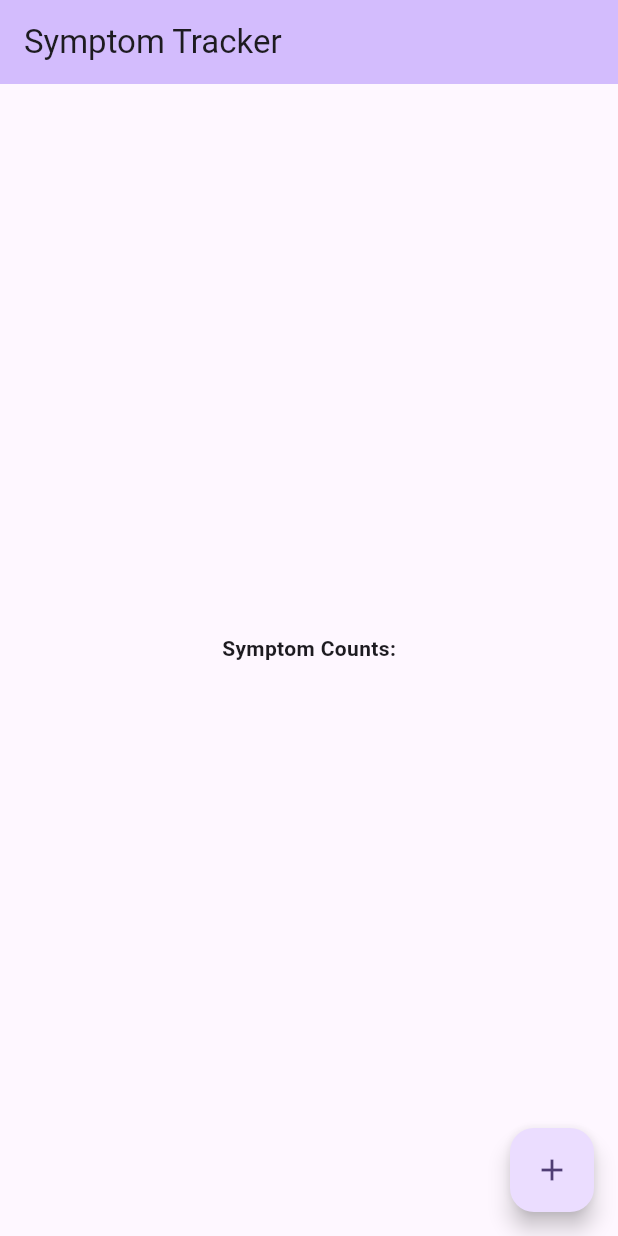
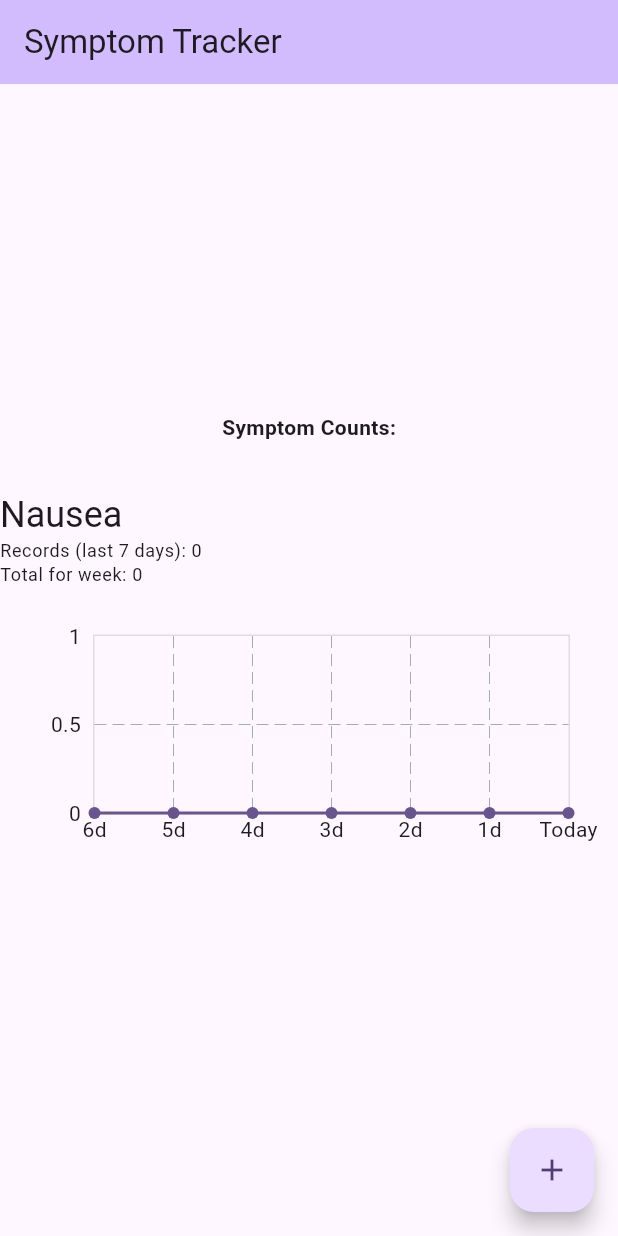
Before and after one commit to uberthought/symptom_tracker, a Flutter app: the screen it shows after launch, on a phone screen of 412 x 824 dp. Run offline on Flutter 3.47's test engine with Material 3 defaults, Android fonts, the phone set to English and light mode, and no system bars; our stand-ins replace shared_preferences.

Commit message:
Add SymptomGraphsWidget to display symptom trends and update home page

```diff
--- a/lib/home_page.dart
+++ b/lib/home_page.dart
@@ -2,6 +2,7 @@ import 'package:flutter/material.dart';
 import 'package:symptom_tracker/main.dart';
 import 'package:symptom_tracker/symptom_record.dart';
 import 'package:symptom_tracker/symptom_stats_widget.dart';
+import 'package:symptom_tracker/symptom_graphs_widget.dart';
 
 class MyHomePage extends StatefulWidget {
   const MyHomePage({super.key, required this.title});
@@ -54,6 +55,8 @@ class _MyHomePageState extends State<MyHomePage> {
             const Text('Symptom Counts:', style: TextStyle(fontWeight: FontWeight.bold)),
             const SizedBox(height: 16),
             SymptomStatsWidget(symptomState: symptomState),
+            const SizedBox(height: 16),
+            SymptomGraphsWidget(symptomState: symptomState, symptom: 'Nausea'),
           ],
         ),
       ),
--- /dev/null
+++ b/lib/symptom_graphs_widget.dart
@@ -0,0 +1,88 @@
+import 'package:fl_chart/fl_chart.dart';
+import 'package:flutter/material.dart';
+import 'package:symptom_tracker/symptom_state.dart';
+
+class SymptomGraphsWidget extends StatelessWidget {
+  const SymptomGraphsWidget({super.key, required this.symptomState, required this.symptom});
+
+  final SymptomState symptomState;
+  final String symptom;
+
+  @override
+  Widget build(BuildContext context) {
+    final now = DateTime.now();
+    final symptomRecords = symptomState.symptomRecords;
+
+    // Create a map for daily counts
+    Map<int, int> dailyCounts = {};
+    for (var record in symptomRecords.where((r) => r.symptom == symptom)) {
+      final diffDay = now.difference(DateTime(record.timestamp.year, record.timestamp.month, record.timestamp.day)).inDays;
+      dailyCounts.update(diffDay, (value) => value + 1, ifAbsent: () => 1);
+    }
+
+    // Create spots for the last 7 days (6 days ago to today), filling with 0 if no data
+    List<FlSpot> spots = [];
+    for (int day = 6; day >= 0; day--) {
+      final count = dailyCounts[day] ?? 0;
+      spots.add(FlSpot((6 - day).toDouble(), count.toDouble()));
+    }
+
+    return Column(
+      crossAxisAlignment: CrossAxisAlignment.start,
+      children: [
+        Text(symptom, style: Theme.of(context).textTheme.headlineSmall),
+        Text(
+          'Records (last 7 days): ${symptomRecords.where((r) => r.symptom == symptom && now.difference(DateTime(r.timestamp.year, r.timestamp.month, r.timestamp.day)).inDays < 7).length}',
+          style: Theme.of(context).textTheme.bodySmall,
+        ),
+        Text('Total for week: ${spots.map((s) => s.y).reduce((a, b) => a + b).toInt()}', style: Theme.of(context).textTheme.bodySmall),
+        Padding(
+          padding: const EdgeInsets.all(32.0),
+          child: SizedBox(
+            height: 150,
+            child: LineChart(
+              LineChartData(
+                minX: 0,
+                maxX: 6,
+                minY: 0,
+                maxY: spots.map((e) => e.y).reduce((a, b) => a > b ? a : b) + 1,
+                lineBarsData: [
+                  LineChartBarData(
+                    spots: spots,
+                    isCurved: true,
+                    barWidth: 2,
+                    color: Theme.of(context).colorScheme.primary,
+                    dotData: const FlDotData(show: true),
+                    belowBarData: BarAreaData(show: true, color: Theme.of(context).colorScheme.primary.withOpacity(0.1)),
+                  ),
+                ],
+                titlesData: FlTitlesData(
+                  leftTitles: const AxisTitles(sideTitles: SideTitles(showTitles: true, reservedSize: 30)),
+                  bottomTitles: AxisTitles(
+                    sideTitles: SideTitles(
+                      showTitles: true,
+                      reservedSize: 30,
+                      interval: 1, // Show a label for every day
+                      getTitlesWidget: (value, meta) {
+                        final position = value.toInt();
+                        if (position < 0 || position > 6) return const Text(''); // Only show labels for valid positions
+                        final daysAgo = 6 - position; // Convert position back to days ago
+                        if (daysAgo == 0) return const Text('Today');
+                        if (daysAgo == 1) return const Text('1d');
+                        return Text('${daysAgo}d');
+                      },
+                    ),
+                  ),
+                  rightTitles: const AxisTitles(sideTitles: SideTitles(showTitles: false)),
+                  topTitles: const AxisTitles(sideTitles: SideTitles(showTitles: false)),
+                ),
+                gridData: const FlGridData(show: true),
+                borderData: FlBorderData(show: true, border: Border.all(color: Colors.grey.withOpacity(0.3))),
+              ),
+            ),
+          ),
+        ),
+      ],
+    );
+  }
+}
--- a/pubspec.yaml
+++ b/pubspec.yaml
@@ -35,6 +35,7 @@ dependencies:
   # Use with the CupertinoIcons class for iOS style icons.
   cupertino_icons: ^1.0.8
   shared_preferences: ^2.5.3
+  fl_chart: ^1.1.0
 
 dev_dependencies:
   flutter_test:
```
Also changed, not shown: pubspec.lock.
